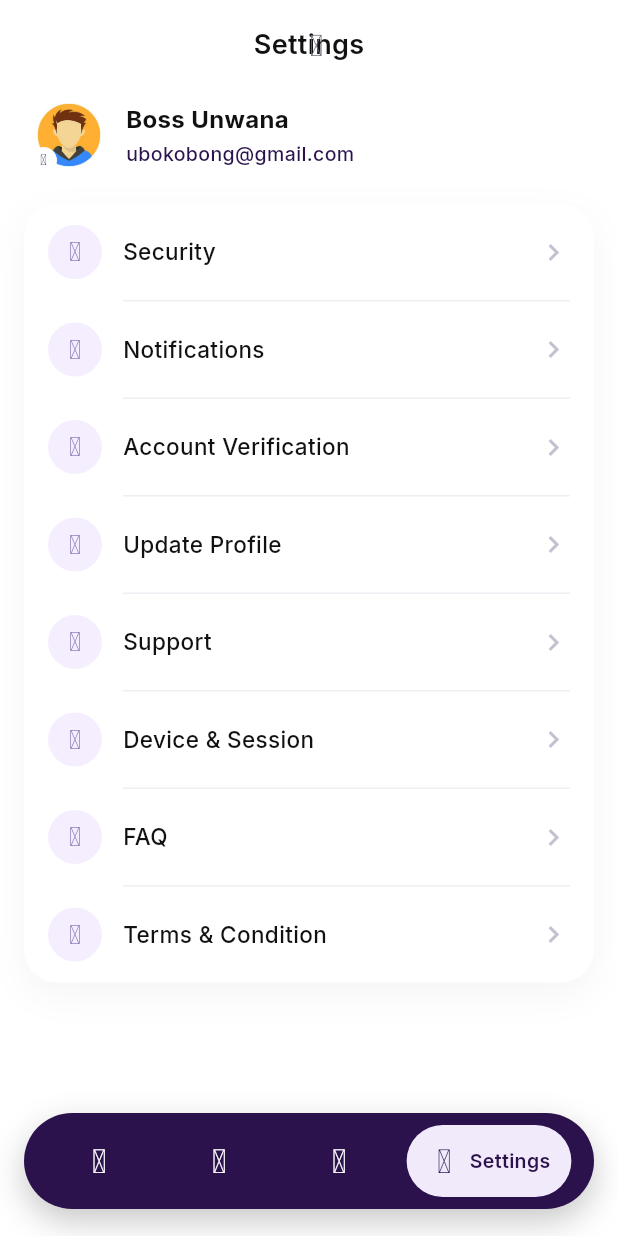
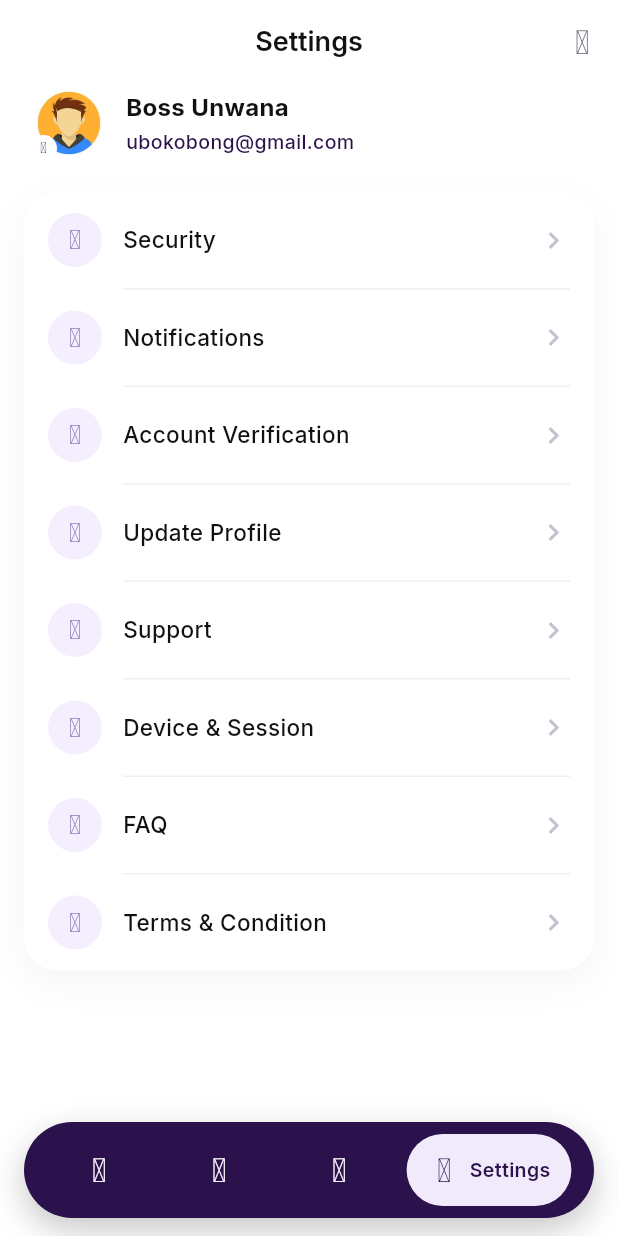
Before and after one commit to Ab-Jon/new_semi, a Flutter app: the HomeScreen screen opened directly, item 4 of the bottom bar chosen, on a phone screen of 412 x 824 dp. Run offline on Flutter 3.47's test engine with Material 3 defaults, Android fonts, the phone set to English and light mode, and no system bars; our stand-ins replace carousel_slider, dio, flutter_riverpod, font_awesome_flutter, google_fonts, image_picker and 2 more; missing offline and left inert: country_flags.

Commit message:
Fill the real phone screen and stop the theme icon overlapping Settings.
The 390x844 Figma chrome is web-only. Android and iOS now use the full display, and the Settings moon/sun control lives in the app bar.

```diff
--- a/lib/home_screen.dart
+++ b/lib/home_screen.dart
@@ -33,7 +33,7 @@ class _HomeScreenState extends State<HomeScreen> {
           Positioned(
             left: 16,
             right: 16,
-            bottom: 18,
+            bottom: 12 + MediaQuery.paddingOf(context).bottom,
             child: SemiNavBar(
               index: _selectedIndex,
               onChanged: (i) => setState(() => _selectedIndex = i),
--- a/lib/presentation/settings/main_settings.dart
+++ b/lib/presentation/settings/main_settings.dart
@@ -25,38 +25,30 @@ class SettingScreen extends ConsumerWidget {
 
     return Scaffold(
       backgroundColor: context.pageBg,
-      body: SafeArea(
-        child: Column(
-          children: [
-            const SizedBox(height: 8),
-            SizedBox(
-              height: 44,
-              child: Stack(
-                alignment: Alignment.center,
-                children: [
-                  const Text(
-                    'Settings',
-                    style: TextStyle(fontSize: 18, fontWeight: FontWeight.w600),
-                  ),
-                  Positioned(
-                    right: 8,
-                    child: IconButton(
-                      tooltip: 'Theme',
+      appBar: AppBar(
+        backgroundColor: context.pageBg,
+        automaticallyImplyLeading: false,
+        centerTitle: true,
+        title: const Text('Settings'),
+        actions: [
+          IconButton(
+            tooltip: isDark ? 'Light mode' : 'Dark mode',
             onPressed: () {
               ref.read(themeProvider.notifier).state =
                   isDark ? ThemeMode.light : ThemeMode.dark;
             },
             icon: Icon(
               isDark ? Ionicons.sunny_outline : Ionicons.moon_outline,
-                        size: 20,
+              size: 22,
               color: context.semi.muted,
-                      ),
             ),
           ),
         ],
       ),
-            ),
-            const SizedBox(height: 12),
+      body: SafeArea(
+        top: false,
+        child: Column(
+          children: [
             Padding(
               padding: const EdgeInsets.symmetric(horizontal: 20),
               child: Row(
--- a/lib/ui/semi_ui.dart
+++ b/lib/ui/semi_ui.dart
@@ -1,3 +1,4 @@
+import 'package:flutter/foundation.dart';
 import 'package:flutter/material.dart';
 import 'package:flutter/services.dart';
 import 'package:semi_bill/ui/ionicons.dart';
@@ -574,7 +575,8 @@ class SemiBackButton extends StatelessWidget {
   }
 }
 
-/// Constrains Flutter web to a 390px phone so screens match Figma frames.
+/// On wide web/desktop previews, center a 390px phone so screens match Figma.
+/// Real iOS/Android devices always use the full display.
 class PhoneShell extends StatelessWidget {
   const PhoneShell({super.key, required this.child});
 
@@ -585,6 +587,8 @@ class PhoneShell extends StatelessWidget {
 
   @override
   Widget build(BuildContext context) {
+    if (!kIsWeb) return child;
+
     final size = MediaQuery.sizeOf(context);
     final useFrame = size.width > width + 24;
     if (!useFrame) return child;
```
Also changed, not shown: 1 other file. Lines whose indentation alone changed are shown as unchanged.
